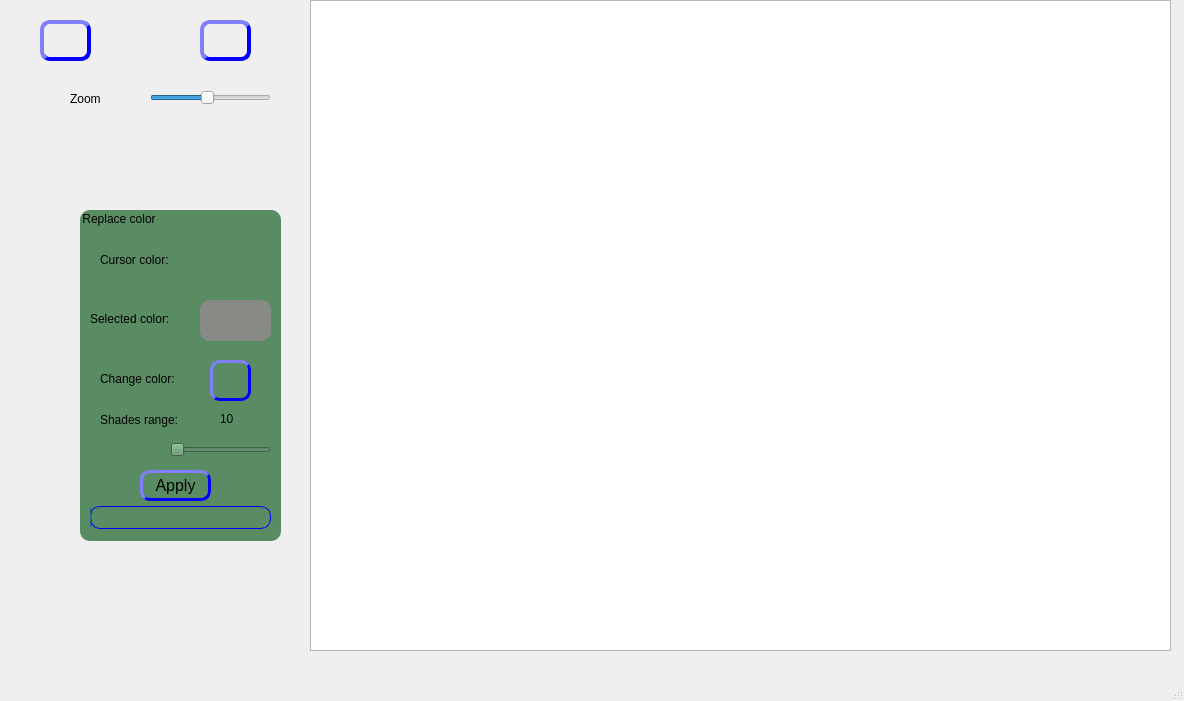
Old version of the form mainwindow.ui in the repository denis-yevd/QtCreator.
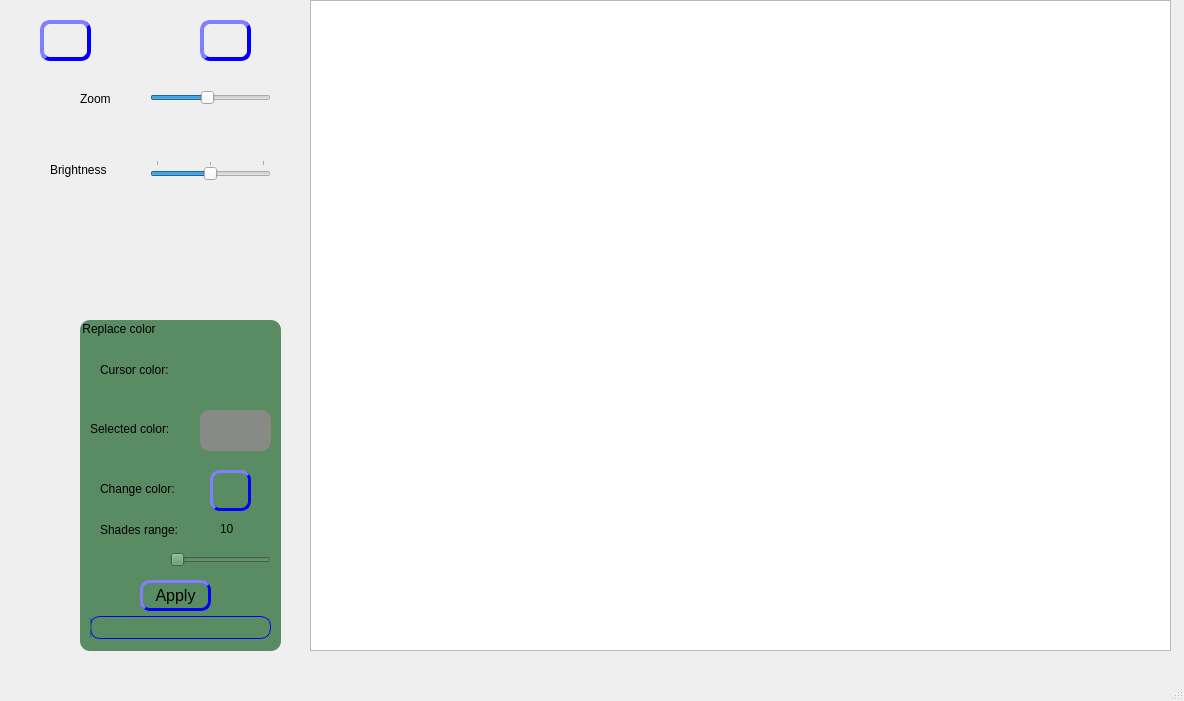
New version of the form. Icons and pictures are not drawn.

Commit message: was added brightness

```diff
--- a/mainwindow.ui
+++ b/mainwindow.ui
@@ -167,7 +167,7 @@
    <widget class="QLabel" name="label_2">
     <property name="geometry">
      <rect>
-      <x>70</x>
+      <x>80</x>
       <y>90</y>
       <width>51</width>
       <height>17</height>
@@ -181,7 +181,7 @@
     <property name="geometry">
      <rect>
       <x>80</x>
-      <y>210</y>
+      <y>320</y>
       <width>201</width>
       <height>331</height>
      </rect>
@@ -382,7 +382,7 @@
       <number>10</number>
      </property>
      <property name="pageStep">
-      <number>50</number>
+      <number>10</number>
      </property>
      <property name="tracking">
       <bool>true</bool>
@@ -446,6 +446,53 @@
      <string/>
     </property>
    </widget>
+   <widget class="QSlider" name="Slider_darker">
+    <property name="geometry">
+     <rect>
+      <x>150</x>
+      <y>160</y>
+      <width>121</width>
+      <height>20</height>
+     </rect>
+    </property>
+    <property name="mouseTracking">
+     <bool>true</bool>
+    </property>
+    <property name="minimum">
+     <number>50</number>
+    </property>
+    <property name="maximum">
+     <number>150</number>
+    </property>
+    <property name="singleStep">
+     <number>10</number>
+    </property>
+    <property name="value">
+     <number>100</number>
+    </property>
+    <property name="orientation">
+     <enum>Qt::Horizontal</enum>
+    </property>
+    <property name="tickPosition">
+     <enum>QSlider::TicksAbove</enum>
+    </property>
+    <property name="tickInterval">
+     <number>50</number>
+    </property>
+   </widget>
+   <widget class="QLabel" name="label_5">
+    <property name="geometry">
+     <rect>
+      <x>50</x>
+      <y>160</y>
+      <width>81</width>
+      <height>20</height>
+     </rect>
+    </property>
+    <property name="text">
+     <string>Brightness</string>
+    </property>
+   </widget>
    <zorder>pushButton</zorder>
    <zorder>graphicsView</zorder>
    <zorder>horizontalSlider</zorder>
```
Left out of the diff: 2 changed lines with no effect on the pictures. The commit also changes 3 other files.
